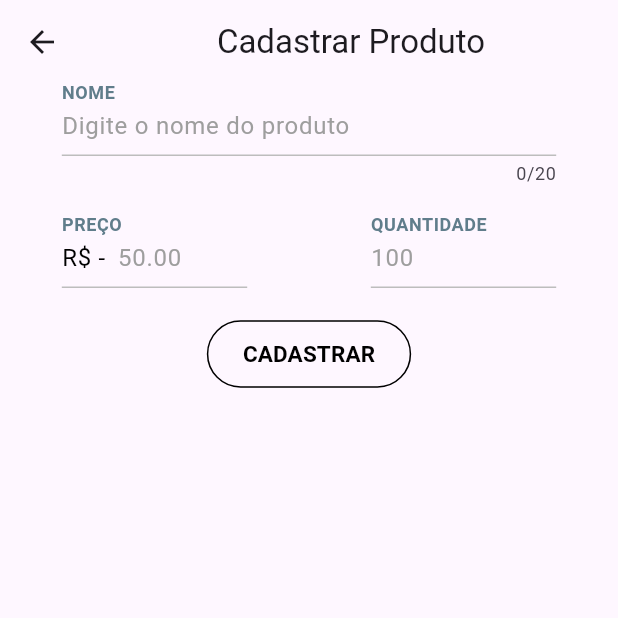
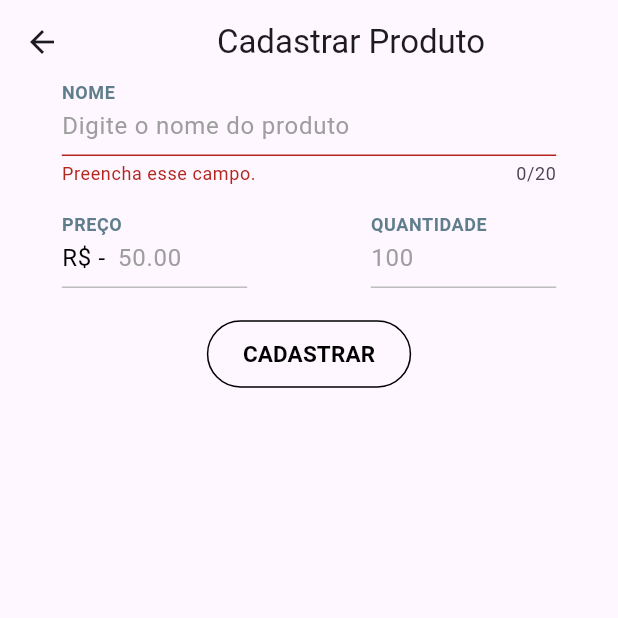
Before and after one commit to Gustavo-Vinicius-Santana/estudos-flutter, a Flutter app: the Registerproduct screen opened directly, after a tap on "CADASTRAR", on a phone screen of 412 x 824 dp, the top half of it. Run offline on Flutter 3.47's test engine with Material 3 defaults, Android fonts, the phone set to English and light mode, and no system bars; our stand-ins replace shared_preferences; accounts and stored records are empty.

Commit message:
[gerenciador_produtos - fix] Corrigindo implementação das menssagens de erros

```diff
--- a/gerenciador_produtos/lib/components/Buttons/ButtonRegister.dart
+++ b/gerenciador_produtos/lib/components/Buttons/ButtonRegister.dart
@@ -1,7 +1,8 @@
 import 'package:flutter/material.dart';
 
 class ButtonRegister extends StatefulWidget {
-  const ButtonRegister({super.key});
+  const ButtonRegister({super.key, required this.register});
+  final register;
 
   @override
   State<ButtonRegister> createState() => _ButtonRegisterState();
@@ -11,16 +12,13 @@ class _ButtonRegisterState extends State<ButtonRegister> {
   @override
   Widget build(BuildContext context) {
     return OutlinedButton(
-      onPressed: () {
-        // Ação do botão de cadastro
-      },
+      onPressed: widget.register,
       style: OutlinedButton.styleFrom(
-        side: BorderSide(color: Colors.black), // Borda preta
-        foregroundColor: Colors.black, // Cor do texto preta
-        padding: const EdgeInsets.symmetric(
-            horizontal: 24, vertical: 12), // Espaçamento interno
+        side: BorderSide(color: Colors.black),
+        foregroundColor: Colors.black,
+        padding: const EdgeInsets.symmetric(horizontal: 24, vertical: 12),
         shape: RoundedRectangleBorder(
-          borderRadius: BorderRadius.circular(30), // Bordas arredondadas
+          borderRadius: BorderRadius.circular(30),
         ),
       ),
       child: const Text(
--- a/gerenciador_produtos/lib/screens/RegisterProduct.dart
+++ b/gerenciador_produtos/lib/screens/RegisterProduct.dart
@@ -50,6 +50,22 @@ class _RegisterproductState extends State<Registerproduct> {
     super.dispose();
   }
 
+  void _registerProduct() {
+    if (_textController.text.isEmpty) {
+      setState(() {
+        messageErrorInputText = 'Preencha esse campo.';
+      });
+    } else if (_priceController.text.isEmpty) {
+      setState(() {
+        messageErrorInputPrice = 'Preencha esse campo.';
+      });
+    } else if (_qtdController.text.isEmpty) {
+      setState(() {
+        messageErrorInputQtd = 'Preencha esse campo.';
+      });
+    }
+  }
+
   @override
   Widget build(BuildContext context) {
     return Scaffold(
@@ -66,19 +82,29 @@ class _RegisterproductState extends State<Registerproduct> {
               padding: EdgeInsets.only(
                 left: MediaQuery.of(context).size.width * 0.1,
               ),
-              child: InputName(controller: _textController),
+              child: InputName(
+                  controller: _textController,
+                  errorMessage: messageErrorInputText),
             ),
             const SizedBox(height: 20),
             Row(
               mainAxisAlignment: MainAxisAlignment.spaceAround,
               children: [
-                InputPrice(controller: _priceController),
-                InputQtd(controller: _qtdController),
+                InputPrice(
+                  controller: _priceController,
+                  errorMessage: messageErrorInputPrice,
+                ),
+                InputQtd(
+                  controller: _qtdController,
+                  errorMessage: messageErrorInputQtd,
+                ),
               ],
             ),
             const SizedBox(height: 20),
-            const Center(
-              child: ButtonRegister(),
+            Center(
+              child: ButtonRegister(
+                register: _registerProduct,
+              ),
             ),
           ],
         ),
```
